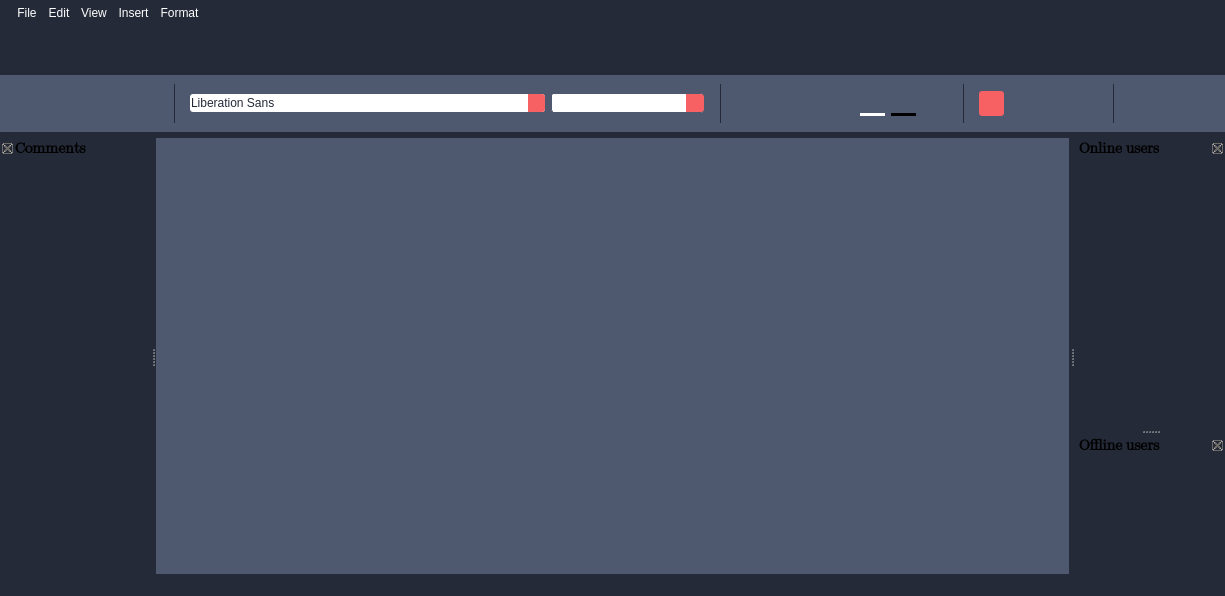
This is src/client/gui/ui/texteditor.ui in aleoli/Shared-Editor as Qt 5 draws it before an edit. The edited form follows.
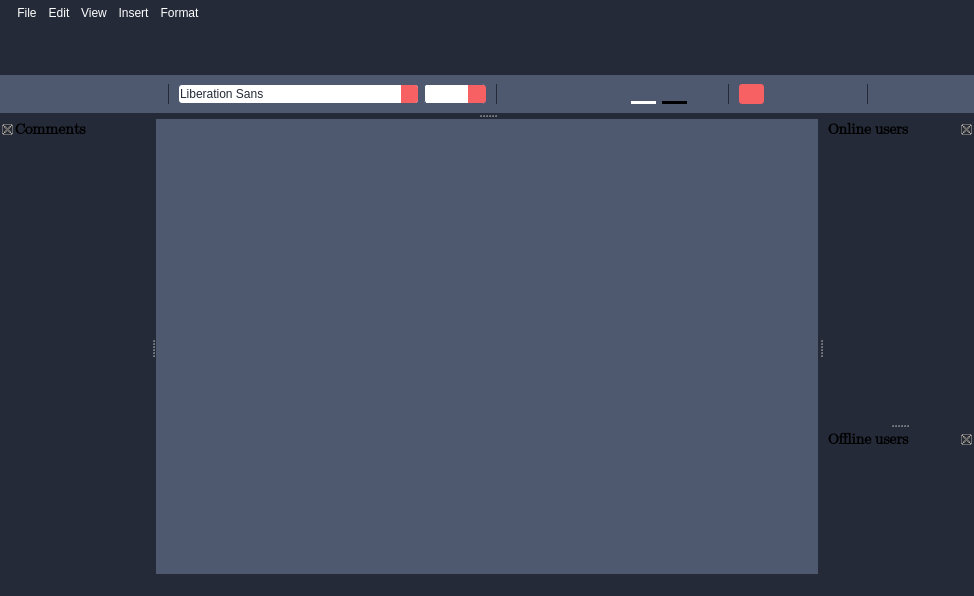
This is the edited form. Icons and pictures are not drawn.

```diff
--- a/src/client/gui/ui/texteditor.ui
+++ b/src/client/gui/ui/texteditor.ui
@@ -6,7 +6,7 @@
    <rect>
     <x>0</x>
     <y>0</y>
-    <width>1225</width>
+    <width>768</width>
     <height>596</height>
    </rect>
   </property>
@@ -73,7 +73,7 @@
     <rect>
      <x>0</x>
      <y>0</y>
-     <width>1225</width>
+     <width>768</width>
      <height>56</height>
     </rect>
    </property>
@@ -86,7 +86,7 @@
    <property name="maximumSize">
     <size>
      <width>16777215</width>
-     <height>56</height>
+     <height>16777215</height>
     </size>
    </property>
    <property name="layoutDirection">
@@ -511,6 +511,12 @@
      <height>46</height>
     </size>
    </property>
+   <property name="maximumSize">
+    <size>
+     <width>524287</width>
+     <height>524287</height>
+    </size>
+   </property>
    <property name="font">
     <font>
      <family>Segoe UI Emoji</family>
@@ -597,14 +603,14 @@
    </property>
    <property name="minimumSize">
     <size>
-     <width>1225</width>
-     <height>76</height>
+     <width>0</width>
+     <height>0</height>
     </size>
    </property>
    <property name="maximumSize">
     <size>
-     <width>524287</width>
-     <height>76</height>
+     <width>16777215</width>
+     <height>16777215</height>
     </size>
    </property>
    <property name="layoutDirection">
```
Left out of the diff: 21 changed lines with no effect on the pictures.
